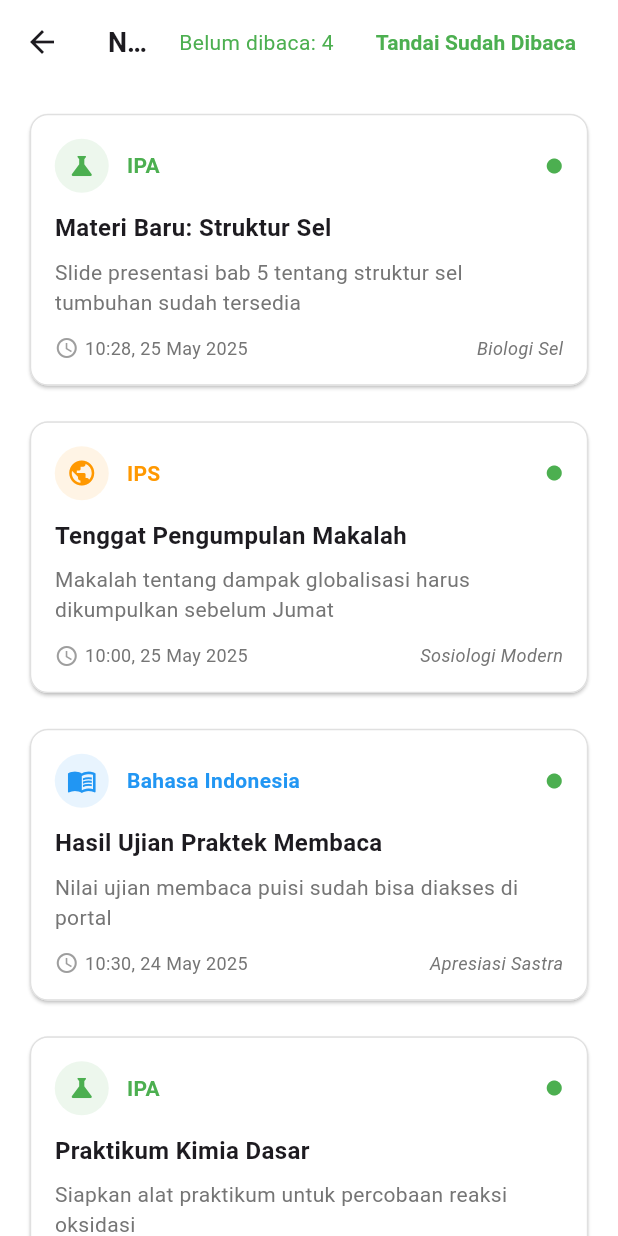
After one commit to salman258258/smk_tamtama_1, a Flutter app: the NotifPage screen opened directly, on a phone screen of 412 x 824 dp. The commit adds this screen. Run offline on Flutter 3.47's test engine with Material 3 defaults, Android fonts, the phone set to English and light mode, and no system bars; our stand-ins replace cloud_firestore, firebase_auth, firebase_core, get, persistent_bottom_nav_bar; missing offline and left inert: qr_code_scanner_plus; accounts and stored records are empty.

Commit message:
Update Absensi, PR, Tugas, Notif Page

```diff
--- a/lib/screens/home_page.dart
+++ b/lib/screens/home_page.dart
@@ -4,6 +4,7 @@ import 'package:flutter/material.dart';
 import 'package:get/get.dart';
 import 'package:smk_tamtama_1/screens/jadwal.dart';
 import 'package:smk_tamtama_1/screens/nilai_page.dart';
+import 'package:smk_tamtama_1/screens/notifpage.dart';
 import 'package:smk_tamtama_1/screens/report_page.dart';
 import 'package:smk_tamtama_1/screens/task_page.dart';
 
@@ -147,10 +148,12 @@ class _HomePageState extends State<HomePage> {
               const Spacer(),
               Row(
                 children: [
-                  _buildCircleIcon(Icons.notifications_none),
+                  GestureDetector(
+                    onTap: () => Get.to(() => NotifPage()),
+                    child: _buildCircleIcon(Icons.notifications_none),
+                  ),
                   const SizedBox(width: 8),
-                  _buildCircleIcon(
-                      Icons.sync_alt), // bisa kamu ganti sesuai kebutuhan
+                  _buildCircleIcon(Icons.sync_alt),
                 ],
               ),
             ],
@@ -441,7 +444,7 @@ class _HomePageState extends State<HomePage> {
         color: Colors.white,
         borderRadius: BorderRadius.circular(15),
         border: Border(
-          left: BorderSide(color: Colors.red, width: 3),
+          left: BorderSide(color: Colors.green, width: 3),
         ),
         boxShadow: [
           BoxShadow(
--- /dev/null
+++ b/lib/screens/notifpage.dart
@@ -0,0 +1,262 @@
+import 'package:flutter/material.dart';
+import 'package:intl/intl.dart';
+
+class NotificationModel {
+  final String subject;
+  final String title;
+  final String message;
+  final DateTime timestamp;
+  final String course;
+  bool isRead;
+
+  NotificationModel({
+    required this.subject,
+    required this.title,
+    required this.message,
+    required this.timestamp,
+    required this.course,
+    this.isRead = false,
+  });
+}
+
+class NotifPage extends StatefulWidget {
+  const NotifPage({super.key});
+
+  @override
+  State<NotifPage> createState() => _NotifPageState();
+}
+
+class _NotifPageState extends State<NotifPage> {
+  final List<NotificationModel> notifications = [
+    NotificationModel(
+      subject: 'IPA',
+      title: 'Materi Baru: Struktur Sel',
+      message:
+          'Slide presentasi bab 5 tentang struktur sel tumbuhan sudah tersedia',
+      timestamp: DateTime.now().subtract(const Duration(minutes: 2)),
+      course: 'Biologi Sel',
+    ),
+    NotificationModel(
+      subject: 'IPS',
+      title: 'Tenggat Pengumpulan Makalah',
+      message:
+          'Makalah tentang dampak globalisasi harus dikumpulkan sebelum Jumat',
+      timestamp: DateTime.now().subtract(const Duration(minutes: 30)),
+      course: 'Sosiologi Modern',
+    ),
+    NotificationModel(
+      subject: 'Bahasa Indonesia',
+      title: 'Hasil Ujian Praktek Membaca',
+      message: 'Nilai ujian membaca puisi sudah bisa diakses di portal',
+      timestamp: DateTime.now().subtract(const Duration(days: 1)),
+      course: 'Apresiasi Sastra',
+    ),
+    NotificationModel(
+      subject: 'IPA',
+      title: 'Praktikum Kimia Dasar',
+      message: 'Siapkan alat praktikum untuk percobaan reaksi oksidasi',
+      timestamp: DateTime.now().subtract(const Duration(days: 2)),
+      course: 'Kimia Anorganik',
+    ),
+  ];
+
+  int get unreadCount => notifications.where((n) => !n.isRead).length;
+
+  void markAllAsRead() {
+    setState(() {
+      for (var notification in notifications) {
+        notification.isRead = true;
+      }
+    });
+  }
+
+  @override
+  Widget build(BuildContext context) {
+    return Scaffold(
+      backgroundColor: Colors.white,
+      appBar: AppBar(
+        backgroundColor: Colors.white,
+        title: const Text(
+          'Notifikasi Mata Pelajaran',
+          style: TextStyle(
+            fontSize: 18,
+            fontWeight: FontWeight.bold,
+          ),
+        ),
+        actions: [
+          Padding(
+            padding: const EdgeInsets.only(right: 16),
+            child: Row(
+              children: [
+                Text(
+                  'Belum dibaca: $unreadCount',
+                  style: const TextStyle(
+                    fontSize: 14,
+                    color: Colors.green,
+                  ),
+                ),
+                const SizedBox(width: 16),
+                TextButton(
+                  onPressed: markAllAsRead,
+                  child: const Text(
+                    'Tandai Sudah Dibaca',
+                    style: const TextStyle(
+                        fontWeight: FontWeight.bold, color: Colors.green),
+                  ),
+                ),
+              ],
+            ),
+          ),
+        ],
+      ),
+      body: Container(
+        color: Colors.white, // 1. Set background putih untuk area utama
+        child: ListView.separated(
+          padding: const EdgeInsets.all(16),
+          physics:
+              const BouncingScrollPhysics(), // 2. Efek scroll lebih natural
+          itemCount: notifications.length,
+          separatorBuilder: (context, index) => const SizedBox(height: 16),
+          itemBuilder: (context, index) {
+            final notif = notifications[index];
+            return _buildNotificationCard(notif);
+          },
+        ),
+      ),
+    );
+  }
+
+  Widget _buildNotificationCard(NotificationModel notif) {
+    Colors.white;
+    final timeFormat = DateFormat('HH:mm');
+    final dateFormat = DateFormat('dd MMM yyyy');
+
+    return Card(
+      color: Colors.white,
+      elevation: 1,
+      shape: RoundedRectangleBorder(
+        borderRadius: BorderRadius.circular(12),
+        side: BorderSide(
+          // 1. Tambahkan border side di Card
+          color: Colors.grey[300]!, // Warna abu-abu muda
+          width: 0.8,
+        ),
+      ),
+      child: Container(
+        decoration: BoxDecoration(
+          color: Colors.white,
+          border: Border.all(
+            color: Colors.grey[300]!, // 2. Ganti warna border di Container
+            width: 0.5,
+          ),
+          borderRadius: BorderRadius.circular(12),
+        ),
+        child: Padding(
+          padding: const EdgeInsets.all(16),
+          child: Column(
+            crossAxisAlignment: CrossAxisAlignment.start,
+            children: [
+              Row(
+                children: [
+                  _buildSubjectIcon(notif.subject),
+                  const SizedBox(width: 12),
+                  Text(
+                    notif.subject,
+                    style: TextStyle(
+                      color: _getSubjectColor(notif.subject),
+                      fontWeight: FontWeight.bold,
+                      fontSize: 14,
+                    ),
+                  ),
+                  const Spacer(),
+                  if (!notif.isRead)
+                    const Icon(Icons.brightness_1,
+                        size: 12, color: Colors.green),
+                ],
+              ),
+              const SizedBox(height: 12),
+              Text(
+                notif.title,
+                style: TextStyle(
+                  fontWeight:
+                      notif.isRead ? FontWeight.normal : FontWeight.bold,
+                  fontSize: 16,
+                ),
+              ),
+              const SizedBox(height: 8),
+              Text(
+                notif.message,
+                style: TextStyle(
+                  color: Colors.grey[600],
+                  fontSize: 14,
+                ),
+              ),
+              const SizedBox(height: 12),
+              Row(
+                children: [
+                  Icon(Icons.access_time, size: 16, color: Colors.grey[500]),
+                  const SizedBox(width: 4),
+                  Text(
+                    '${timeFormat.format(notif.timestamp)}, ${dateFormat.format(notif.timestamp)}',
+                    style: TextStyle(
+                      color: Colors.grey[600],
+                      fontSize: 12,
+                    ),
+                  ),
+                  const Spacer(),
+                  Text(
+                    notif.course,
+                    style: TextStyle(
+                      color: Colors.grey[600],
+                      fontStyle: FontStyle.italic,
+                      fontSize: 12,
+                    ),
+                  ),
+                ],
+              ),
+            ],
+          ),
+        ),
+      ),
+    );
+  }
+
+  Color _getSubjectColor(String subject) {
+    switch (subject) {
+      case 'IPA':
+        return Colors.green;
+      case 'IPS':
+        return Colors.orange;
+      case 'Bahasa Indonesia':
+        return Colors.blue;
+      default:
+        return Colors.grey;
+    }
+  }
+
+  Widget _buildSubjectIcon(String subject) {
+    IconData icon;
+    switch (subject) {
+      case 'IPA':
+        icon = Icons.science;
+        break;
+      case 'IPS':
+        icon = Icons.public;
+        break;
+      case 'Bahasa Indonesia':
+        icon = Icons.menu_book;
+        break;
+      default:
+        icon = Icons.notifications;
+    }
+
+    return Container(
+      padding: const EdgeInsets.all(8),
+      decoration: BoxDecoration(
+        color: _getSubjectColor(subject).withOpacity(0.1),
+        shape: BoxShape.circle,
+      ),
+      child: Icon(icon, size: 20, color: _getSubjectColor(subject)),
+    );
+  }
+}
```
